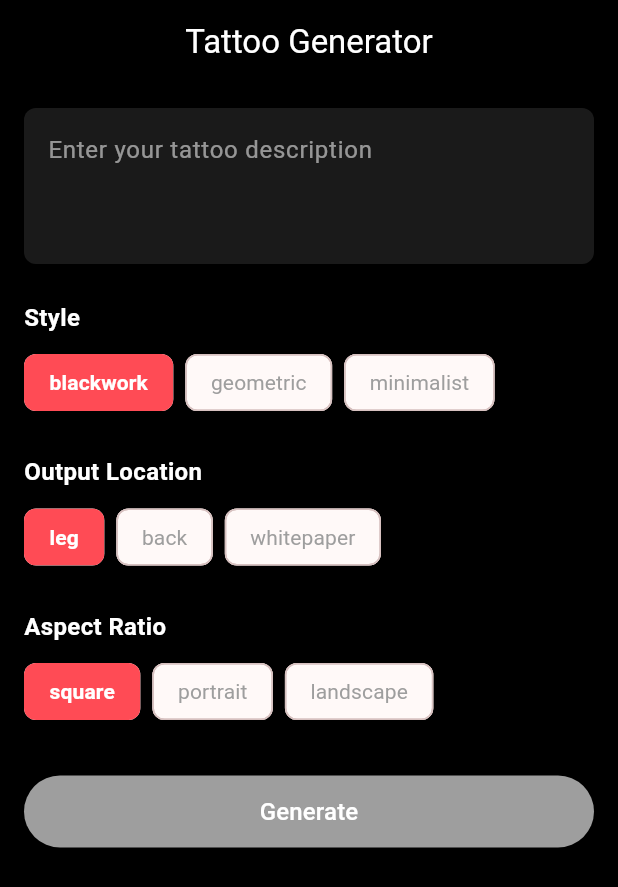
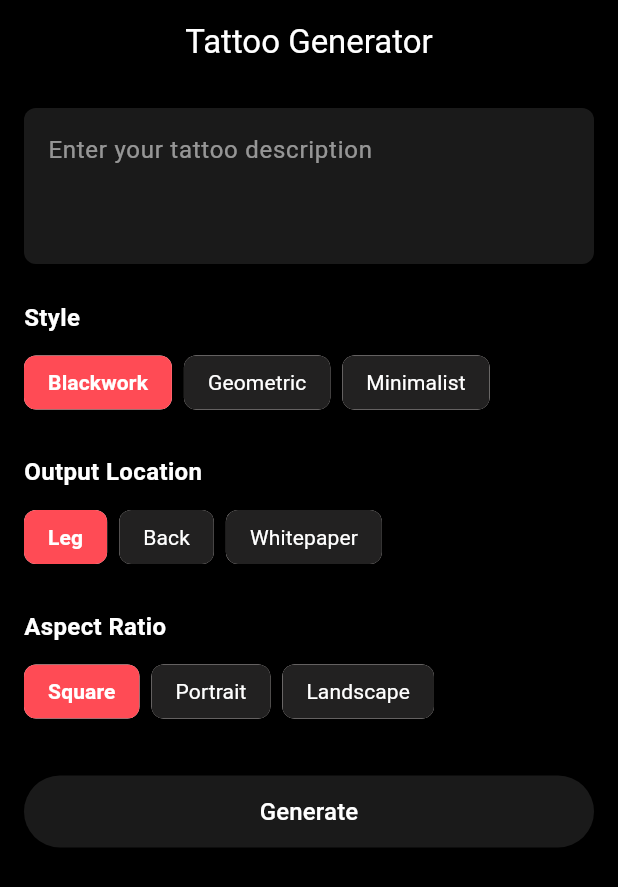
Before and after one commit to ssertgoz/TattoApp, a Flutter app: the screen it shows after launch, on a phone screen of 412 x 824 dp. Shown: the top 887 px of the screen. Run offline on Flutter 3.47's test engine with Material 3 defaults, Android fonts, the phone set to English and light mode, and no system bars; our stand-ins replace dartz, dio, equatable, flutter_bloc, get_it, image_gallery_saver.

Commit message:
minor changes and read me updated

```diff
--- a/tatto_app_mobile/lib/core/constants/app_constants.dart
+++ b/tatto_app_mobile/lib/core/constants/app_constants.dart
@@ -54,4 +54,7 @@ class AppConstants {
   static const Color primaryColor = Color(0xFFFF4B55);
   static const Color backgroundColor = Color(0xFF000000);
   static const Color surfaceColor = Color(0x1AFFFFFF); // white10
+  static const Color white = Colors.white;
+  static const Color disabledColor = Colors.white10;
+  static const Color grey = Colors.black87;
 }
--- a/tatto_app_mobile/lib/features/tattoo_generator/presentation/pages/tattoo_generator_page.dart
+++ b/tatto_app_mobile/lib/features/tattoo_generator/presentation/pages/tattoo_generator_page.dart
@@ -1,11 +1,11 @@
 import 'package:flutter/material.dart';
 import 'package:flutter_bloc/flutter_bloc.dart';
 import 'package:tatto_app_mobile/core/constants/app_constants.dart';
-import 'package:tatto_app_mobile/core/widgets/choice_chip_selector.dart';
+import 'package:tatto_app_mobile/features/tattoo_generator/presentation/widgets/choice_chip_selector.dart';
 
+import '../../../../main.dart';
 import '../bloc/tattoo_generator/index.dart';
 import 'tattoo_generating_page.dart';
-import '../../../../main.dart';
 
 class TattooGeneratorPage extends StatefulWidget {
   const TattooGeneratorPage({super.key});
@@ -27,16 +27,6 @@ class _TattooGeneratorPageState extends State<TattooGeneratorPage> {
   }
 
   void _generateTattoo() {
-    if (_promptController.text.isEmpty) {
-      ScaffoldMessenger.of(context).showSnackBar(
-        const SnackBar(
-          content: Text('Please enter a description'),
-          backgroundColor: Colors.black,
-        ),
-      );
-      return;
-    }
-
     final bloc = context.read<TattooGeneratorBloc>();
 
     bloc.add(
@@ -61,9 +51,9 @@ class _TattooGeneratorPageState extends State<TattooGeneratorPage> {
       backgroundColor: AppConstants.backgroundColor,
       appBar: AppBar(
         backgroundColor: AppConstants.backgroundColor,
-        title: const Text(
+        title: Text(
           'Tattoo Generator',
-          style: TextStyle(color: Colors.white),
+          style: TextStyle(color: AppConstants.white),
         ),
         centerTitle: true,
       ),
@@ -75,12 +65,12 @@ class _TattooGeneratorPageState extends State<TattooGeneratorPage> {
             children: [
               Container(
                 decoration: BoxDecoration(
-                  color: Colors.white10,
+                  color: AppConstants.surfaceColor,
                   borderRadius: BorderRadius.circular(8),
                 ),
                 child: TextField(
                   controller: _promptController,
-                  style: const TextStyle(color: Colors.white),
+                  style: const TextStyle(color: AppConstants.white),
                   decoration: InputDecoration(
                     hintText: 'Enter your tattoo description',
                     hintStyle: const TextStyle(color: Colors.white54),
@@ -88,7 +78,8 @@ class _TattooGeneratorPageState extends State<TattooGeneratorPage> {
                     contentPadding: const EdgeInsets.all(16),
                     suffixIcon: _promptController.text.isNotEmpty
                         ? IconButton(
-                            icon: const Icon(Icons.close, color: Colors.white54),
+                            icon:
+                                const Icon(Icons.close, color: Colors.white54),
                             onPressed: () {
                               setState(() {
                                 _promptController.clear();
@@ -107,18 +98,19 @@ class _TattooGeneratorPageState extends State<TattooGeneratorPage> {
                 options: AppConstants.styles.map((s) => s.name).toList(),
                 selectedOption: _selectedStyle.name,
                 onOptionSelected: (style) {
-                  setState(
-                      () => _selectedStyle = TattooStyle.values.firstWhere((s) => s.name == style));
+                  setState(() => _selectedStyle =
+                      TattooStyle.values.firstWhere((s) => s.name == style));
                 },
               ),
               const SizedBox(height: 24),
               ChoiceChipSelector(
                 label: 'Output Location',
-                options: AppConstants.outputLocations.map((s) => s.name).toList(),
+                options:
+                    AppConstants.outputLocations.map((s) => s.name).toList(),
                 selectedOption: _selectedLocation.name,
                 onOptionSelected: (location) {
-                  setState(() => _selectedLocation =
-                      OutputLocation.values.firstWhere((s) => s.name == location));
+                  setState(() => _selectedLocation = OutputLocation.values
+                      .firstWhere((s) => s.name == location));
                 },
               ),
               const SizedBox(height: 24),
@@ -127,8 +119,8 @@ class _TattooGeneratorPageState extends State<TattooGeneratorPage> {
                 options: AppConstants.aspectRatios.map((s) => s.name).toList(),
                 selectedOption: _selectedAspectRatio.name,
                 onOptionSelected: (ratio) {
-                  setState(() => _selectedAspectRatio =
-                      ImageAspectRatio.values.firstWhere((s) => s.name == ratio));
+                  setState(() => _selectedAspectRatio = ImageAspectRatio.values
+                      .firstWhere((s) => s.name == ratio));
                 },
               ),
               const SizedBox(height: 32),
@@ -136,12 +128,17 @@ class _TattooGeneratorPageState extends State<TattooGeneratorPage> {
                 style: ElevatedButton.styleFrom(
                   backgroundColor: AppConstants.primaryColor,
                   minimumSize: const Size(double.infinity, 48),
-                  disabledBackgroundColor: Colors.grey,
+                  disabledBackgroundColor: AppConstants.disabledColor,
                 ),
-                onPressed: _promptController.text.trim().isEmpty ? null : _generateTattoo,
+                onPressed: _promptController.text.trim().isEmpty
+                    ? null
+                    : _generateTattoo,
                 child: const Text(
                   'Generate',
-                  style: TextStyle(fontSize: 16, color: Colors.white),
+                  style: TextStyle(
+                    fontSize: 16,
+                    color: AppConstants.white,
+                  ),
                 ),
               ),
             ],
--- a/tatto_app_mobile/lib/core/widgets/choice_chip_selector.dart
+++ b/tatto_app_mobile/lib/features/tattoo_generator/presentation/widgets/choice_chip_selector.dart
@@ -1,4 +1,5 @@
 import 'package:flutter/material.dart';
+import 'package:tatto_app_mobile/core/constants/app_constants.dart';
 
 class ChoiceChipSelector extends StatelessWidget {
   final List<String> options;
@@ -22,8 +23,8 @@ class ChoiceChipSelector extends StatelessWidget {
         if (label != null) ...[
           Text(
             label!,
-            style: const TextStyle(
-              color: Colors.white,
+            style: TextStyle(
+              color: AppConstants.white,
               fontSize: 16,
               fontWeight: FontWeight.bold,
             ),
@@ -37,7 +38,7 @@ class ChoiceChipSelector extends StatelessWidget {
               return Padding(
                 padding: const EdgeInsets.only(right: 8),
                 child: ChoiceChip(
-                  label: Text(option),
+                  label: Text(option[0].toUpperCase() + option.substring(1)),
                   selected: selectedOption == option,
                   showCheckmark: false,
                   onSelected: (selected) {
@@ -45,11 +46,16 @@ class ChoiceChipSelector extends StatelessWidget {
                       onOptionSelected(option);
                     }
                   },
-                  selectedColor: const Color(0xFFFF4B55),
-                  backgroundColor: Colors.white10,
+                  side: BorderSide.none,
+                  backgroundColor: AppConstants.grey,
+                  selectedColor: AppConstants.primaryColor,
                   labelStyle: TextStyle(
-                    color: selectedOption == option ? Colors.white : Colors.grey,
-                    fontWeight: selectedOption == option ? FontWeight.bold : FontWeight.normal,
+                    color: selectedOption == option
+                        ? AppConstants.white
+                        : AppConstants.white,
+                    fontWeight: selectedOption == option
+                        ? FontWeight.bold
+                        : FontWeight.normal,
                   ),
                 ),
               );
```
Also changed, not shown: tatto_app_mobile/lib/core/usecases/usecase.dart (+1 -6 lines), tatto_app_mobile/lib/features/tattoo_generator/presentation/pages/tattoo_generating_page.dart (+7 -6 lines), tatto_app_mobile/lib/features/tattoo_generator/presentation/pages/tattoo_result_page.dart (+19 -15 lines), tatto_app_mobile/lib/features/tattoo_generator/presentation/widgets/edit_prompt_bottom_sheet.dart (+10 -6 lines), 1 other file.
